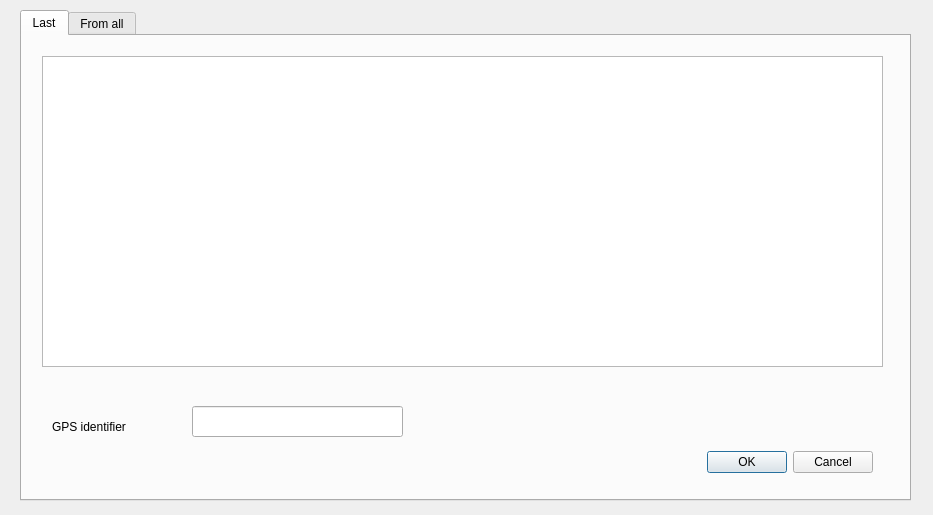
Above: ui/gpx.ui from ruz76/qgis_patrac_3 before the change. Below: the same form after it.
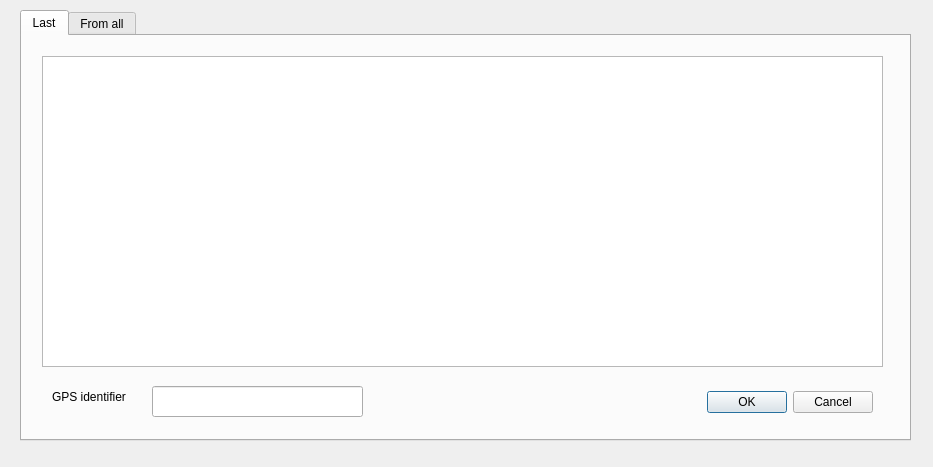
That is the form after the change. The open tabs and pages were chosen to show the change.

```diff
--- a/ui/gpx.ui
+++ b/ui/gpx.ui
@@ -7,7 +7,7 @@
     <x>0</x>
     <y>0</y>
     <width>933</width>
-    <height>515</height>
+    <height>467</height>
    </rect>
   </property>
   <property name="windowTitle">
@@ -19,7 +19,7 @@
      <x>20</x>
      <y>10</y>
      <width>891</width>
-     <height>491</height>
+     <height>431</height>
     </rect>
    </property>
    <property name="currentIndex">
@@ -33,7 +33,7 @@
      <property name="geometry">
       <rect>
        <x>30</x>
-       <y>380</y>
+       <y>350</y>
        <width>141</width>
        <height>21</height>
       </rect>
@@ -45,8 +45,8 @@
     <widget class="QLineEdit" name="lineEditNameLast">
      <property name="geometry">
       <rect>
-       <x>170</x>
-       <y>370</y>
+       <x>130</x>
+       <y>350</y>
        <width>211</width>
        <height>31</height>
       </rect>
@@ -56,7 +56,7 @@
      <property name="geometry">
       <rect>
        <x>510</x>
-       <y>410</y>
+       <y>350</y>
        <width>341</width>
        <height>32</height>
       </rect>
```
Left out of the diff: 4 changed lines with no effect on the pictures.
